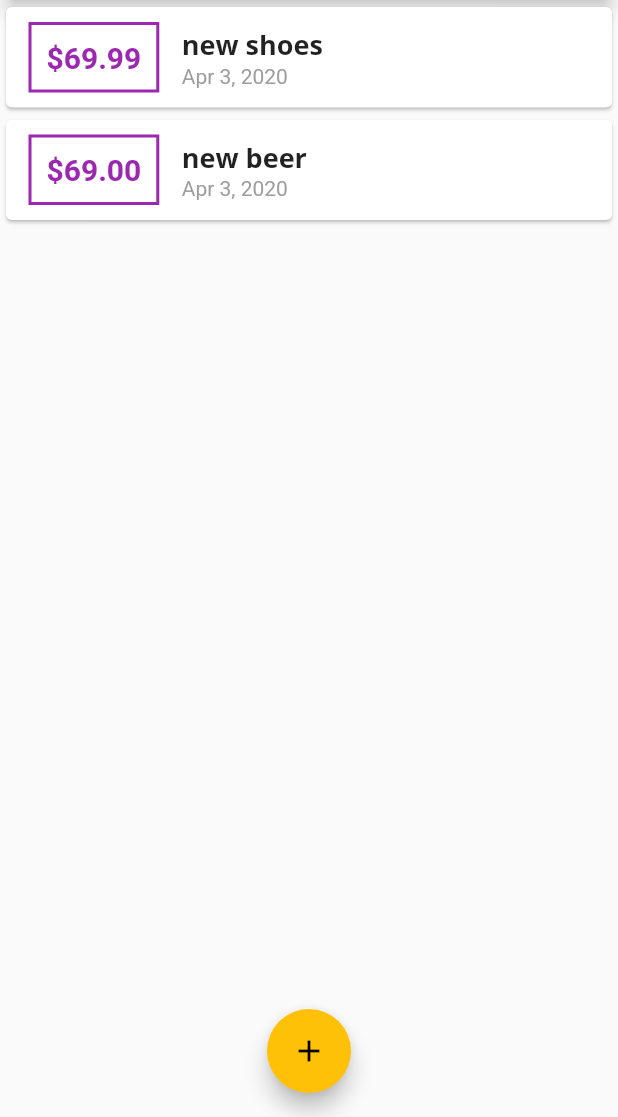
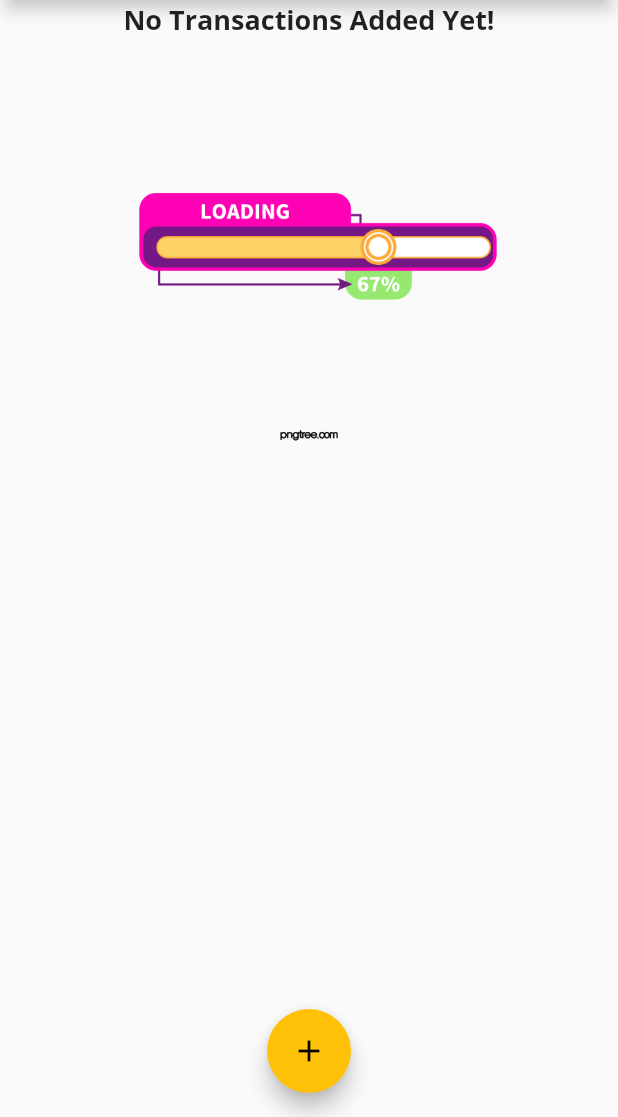
Before and after one commit to RavinduDilshan/flutter-Budget_calculator, a Flutter app: the screen it shows after launch, on a phone screen of 412 x 824 dp, the part 119-1236 px from its top. Run offline on Flutter 3.47's test engine with Material 2 defaults, Android fonts, the phone set to English and light mode, and no system bars.

Commit message:
Add image

```diff
--- a/lib/main.dart
+++ b/lib/main.dart
@@ -62,8 +62,8 @@ class _myHomePageState extends State<myHomePage> {
 
  final List<transaction> _userTransactions =[
 
-    transaction(id: 't1',title: 'new shoes',amount: 69.99,date: DateTime.now()),
-    transaction(id: 't2',title: 'new beer',amount: 69.0,date: DateTime.now()),
+    // transaction(id: 't1',title: 'new shoes',amount: 69.99,date: DateTime.now()),
+    // transaction(id: 't2',title: 'new beer',amount: 69.0,date: DateTime.now()),
 
   ];
 
--- a/lib/widgets/transactionList.dart
+++ b/lib/widgets/transactionList.dart
@@ -13,7 +13,18 @@ class  transactionList extends StatelessWidget {
     return  Container(
         height: 300,
 
-              child: ListView.builder(
+              child:transactions.isEmpty? Column(
+                children: <Widget>[
+                  Text("No Transactions Added Yet!",
+                  style:Theme.of(context).textTheme.title ,),
+
+                  Container(
+                    height: 277,
+                    child: Image.asset('assets/images/waiting.png',fit:BoxFit.cover,))
+
+                ],
+
+              ) : ListView.builder(
                 itemBuilder:(ctx,index){
                   return Card(
                      child: Row(
--- a/pubspec.yaml
+++ b/pubspec.yaml
@@ -42,8 +42,8 @@ flutter:
   uses-material-design: true
 
   # To add assets to your application, add an assets section, like this:
-  # assets:
-  #  - images/a_dot_burr.jpeg
+  assets:
+   - assets/images/waiting.png
   #  - images/a_dot_ham.jpeg
 
   # An image asset can refer to one or more resolution-specific "variants", see
```
Also changed, not shown: assets/images/waiting.png (added).
